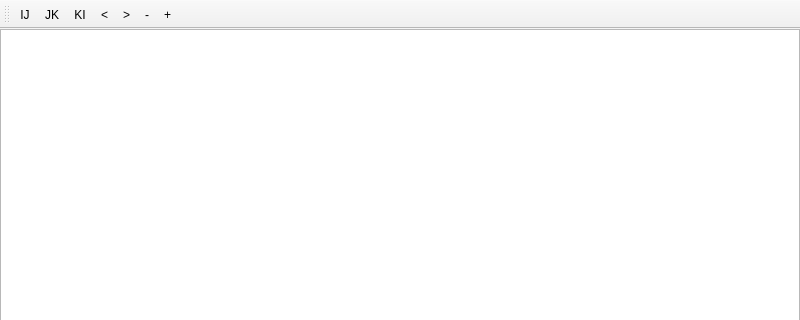
Old version of the form itkProjects/Particles/simpleSliceViewer.ui in the repository SadeghMSalehi/gradworks; both pictures show x 0 to 800 and y 0 to 320 of the 800 by 600 pixel window.
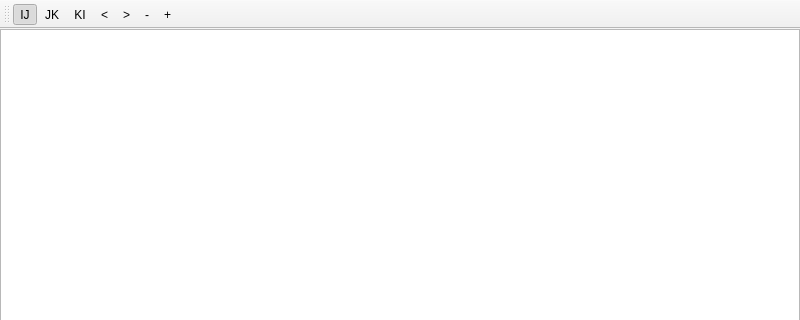
New version of the form.

Diff of the .ui file:
```diff
--- a/itkProjects/Particles/simpleSliceViewer.ui
+++ b/itkProjects/Particles/simpleSliceViewer.ui
@@ -56,6 +56,9 @@
    <property name="checkable">
     <bool>true</bool>
    </property>
+   <property name="checked">
+    <bool>true</bool>
+   </property>
    <property name="text">
     <string>IJ</string>
    </property>
```
